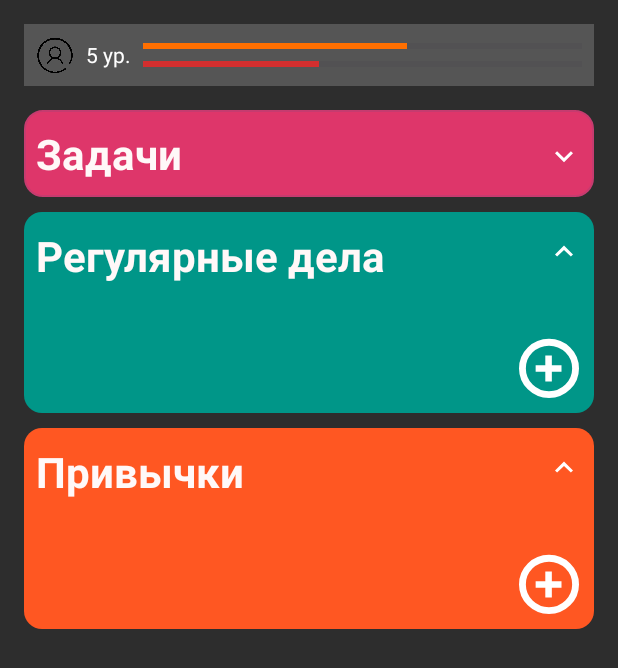
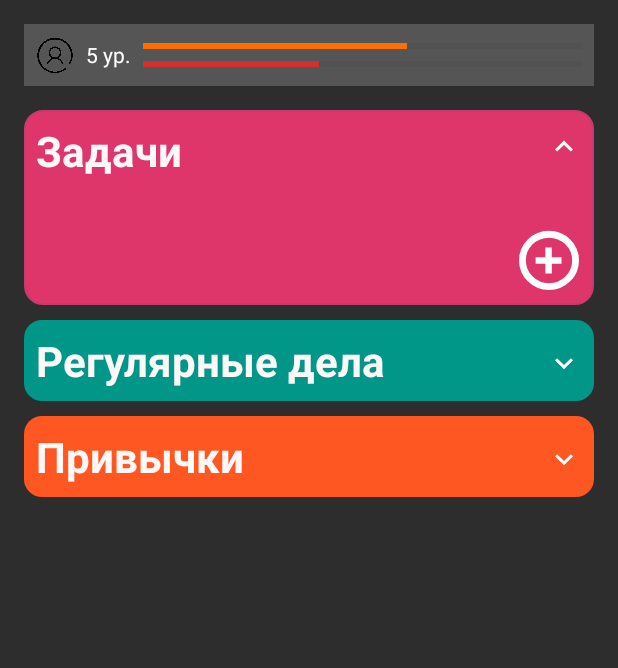
Before and after one commit to alphbta/Habit-Forge-app, an Android app: the screen it shows after launch (MainActivity), after a tap on "Toggle tasks", on a phone screen of 412 x 824 dp. Shown: the top 668 px of the screen. Run offline under Robolectric (Android 15) with nearby library versions, the light colour scheme and no system bars.

Commit message:
Добавил сворачивание для привычек и для регулярных задач. Также плавное сварачивание и разворачивание

```diff
--- a/app/src/main/java/com/alphbta/habitforge/MainActivity.kt
+++ b/app/src/main/java/com/alphbta/habitforge/MainActivity.kt
@@ -1,5 +1,6 @@
 package com.alphbta.habitforge
 
+import android.annotation.SuppressLint
 import android.app.Activity
 import android.os.Bundle
 import android.view.View
@@ -27,6 +28,7 @@ class MainActivity : AppCompatActivity() {
     private lateinit var charismaText: TextView
     private lateinit var addTaskLauncher: ActivityResultLauncher<Intent>
     private var isTasksExpanded = true
+    @SuppressLint("MissingInflatedId")
     override fun onCreate(savedInstanceState: Bundle?) {
         super.onCreate(savedInstanceState)
         setContentView(R.layout.activity_main)
@@ -52,39 +54,60 @@ class MainActivity : AppCompatActivity() {
             intent = Intent(this, AddTaskActivity::class.java)
             addTaskLauncher.launch(intent)
         }
-        val toggleTasks = findViewById<ImageView>(R.id.toggleTasks)
+        var isTasksExpanded = false
+        var isRegularExpanded = false
+        var isHabitsExpanded = false
+
+
         val tasksContent = findViewById<LinearLayout>(R.id.tasksContent)
+        val toggleTasksIcon = findViewById<ImageView>(R.id.toggleTasks)
+        tasksContent.visibility = View.GONE
+        toggleTasksIcon.setImageResource(R.drawable.ic_expand_more)
 
-        toggleTasks.setOnClickListener {
+        toggleTasksIcon.setOnClickListener {
             isTasksExpanded = !isTasksExpanded
-            tasksContent.visibility = if (isTasksExpanded) View.VISIBLE else View.GONE
-            toggleTasks.setImageResource(
-                if (isTasksExpanded) R.drawable.ic_expand_less else R.drawable.ic_expand_more
-            )
-        }
-        val toggleRegularTasks = findViewById<ImageView>(R.id.toggleRegularTasks)
-        val regularTasksContent = findViewById<LinearLayout>(R.id.regularTasksContent)
-        var isRegularTasksExpanded = true
-
-        toggleRegularTasks.setOnClickListener {
-            isRegularTasksExpanded = !isRegularTasksExpanded
-            regularTasksContent.visibility = if (isRegularTasksExpanded) View.VISIBLE else View.GONE
-            toggleRegularTasks.setImageResource(
-                if (isRegularTasksExpanded) R.drawable.ic_expand_less else R.drawable.ic_expand_more
-            )
+            if (isTasksExpanded) {
+                tasksContent.expand()
+                toggleTasksIcon.setImageResource(R.drawable.ic_expand_less)
+            } else {
+                tasksContent.collapse()
+                toggleTasksIcon.setImageResource(R.drawable.ic_expand_more)
+            }
         }
 
+        val regularContent = findViewById<LinearLayout>(R.id.regularContent)
+        val toggleRegular = findViewById<ImageView>(R.id.toggleRegular)
+        regularContent.visibility = View.GONE
+        toggleRegular.setImageResource(R.drawable.ic_expand_more)
+
+        toggleRegular.setOnClickListener {
+            isRegularExpanded = !isRegularExpanded
+            if (isRegularExpanded) {
+                regularContent.expand()
+                toggleRegular.setImageResource(R.drawable.ic_expand_less)
+            } else {
+                regularContent.collapse()
+                toggleRegular.setImageResource(R.drawable.ic_expand_more)
+            }
+        }
+
+
+        val habitsContent = findViewById<LinearLayout>(R.id.habitsContent)
         val toggleHabits = findViewById<ImageView>(R.id.toggleHabits)
-        val habitsContent = findViewById<LinearLayout>(R.id.habitsContent)
-        var isHabitsExpanded = true
+        habitsContent.visibility = View.GONE
+        toggleHabits.setImageResource(R.drawable.ic_expand_more)
 
         toggleHabits.setOnClickListener {
             isHabitsExpanded = !isHabitsExpanded
-            habitsContent.visibility = if (isHabitsExpanded) View.VISIBLE else View.GONE
-            toggleHabits.setImageResource(
-                if (isHabitsExpanded) R.drawable.ic_expand_less else R.drawable.ic_expand_more
-            )
+            if (isHabitsExpanded) {
+                habitsContent.expand()
+                toggleHabits.setImageResource(R.drawable.ic_expand_less)
+            } else {
+                habitsContent.collapse()
+                toggleHabits.setImageResource(R.drawable.ic_expand_more)
+            }
         }
+
 
 //        physique = findViewById(R.id.physique)
 //        intelligenceText = findViewById(R.id.intelligence)
@@ -116,4 +139,27 @@ class MainActivity : AppCompatActivity() {
         creativityText.text = "Творчество: ${stats["creativity"]}"
         charismaText.text = "Харизма: ${stats["charisma"]}"
     }
+
+
+    fun View.expand(duration: Long = 200) {
+        this.visibility = View.VISIBLE
+        this.alpha = 0f
+        this.translationY = -20f
+        animate()
+            .alpha(1f)
+            .translationY(0f)
+            .setDuration(duration)
+            .start()
+    }
+
+    fun View.collapse(duration: Long = 200) {
+        animate()
+            .alpha(0f)
+            .translationY(-20f)
+            .setDuration(duration)
+            .withEndAction {
+                this.visibility = View.GONE
+            }
+            .start()
+    }
 }
--- a/app/src/main/res/layout/activity_main.xml
+++ b/app/src/main/res/layout/activity_main.xml
@@ -3,12 +3,14 @@
     android:layout_width="match_parent"
     android:layout_height="match_parent"
     android:background="#2D2D2D">
+
     <LinearLayout
         android:orientation="vertical"
         android:background="#2D2D2D"
         android:layout_width="match_parent"
         android:layout_height="wrap_content"
         android:padding="16dp">
+
         <LinearLayout
             android:orientation="horizontal"
             android:layout_width="match_parent"
@@ -18,13 +20,11 @@
             android:gravity="center_vertical"
             android:layout_marginBottom="16dp">
 
-
             <ImageView
                 android:layout_width="25dp"
                 android:layout_height="25dp"
                 android:layout_marginEnd="8dp"
-                android:src= "@drawable/icon_menu"/>
-
+                android:src="@drawable/icon_menu" />
 
             <TextView
                 android:text="5 ур."
@@ -67,10 +67,7 @@
             <LinearLayout
                 android:layout_width="match_parent"
                 android:layout_height="wrap_content"
-                android:layout_marginStart="8dp"
-                android:layout_marginTop="10dp"
-                android:layout_marginEnd="8dp"
-                android:layout_marginBottom="10dp"
+                android:layout_margin="8dp"
                 android:gravity="center_vertical"
                 android:orientation="horizontal">
 
@@ -89,7 +86,7 @@
                     android:layout_width="24dp"
                     android:layout_height="24dp"
                     android:contentDescription="Toggle tasks"
-                    android:src="@drawable/ic_expand_less" />
+                    android:src="@drawable/ic_expand_more" />
             </LinearLayout>
 
             <LinearLayout
@@ -114,7 +111,7 @@
                     android:layout_gravity="end"
                     android:layout_marginEnd="10dp"
                     android:layout_marginBottom="10dp"
-                    android:layout_marginTop="16dp"/>
+                    android:layout_marginTop="16dp" />
             </LinearLayout>
         </LinearLayout>
 
@@ -128,33 +125,28 @@
             <LinearLayout
                 android:layout_width="match_parent"
                 android:layout_height="wrap_content"
-                android:layout_marginStart="8dp"
-                android:layout_marginTop="10dp"
-                android:layout_marginEnd="8dp"
-                android:layout_marginBottom="10dp"
+                android:layout_margin="8dp"
                 android:gravity="center_vertical"
                 android:orientation="horizontal">
 
                 <TextView
-                    android:id="@+id/regularTasksTitle"
                     android:layout_width="0dp"
                     android:layout_height="wrap_content"
-                    android:layout_weight="1"
                     android:text="Регулярные дела"
                     android:textSize="28sp"
                     android:textStyle="bold"
-                    android:textColor="#FFF8F8" />
+                    android:textColor="#FFF8F8"
+                    android:layout_weight="1" />
 
                 <ImageView
-                    android:id="@+id/toggleRegularTasks"
+                    android:id="@+id/toggleRegular"
                     android:layout_width="24dp"
                     android:layout_height="24dp"
-                    android:contentDescription="Toggle regular tasks"
-                    android:src="@drawable/ic_expand_less" />
+                    android:src="@drawable/ic_expand_more" />
             </LinearLayout>
 
             <LinearLayout
-                android:id="@+id/regularTasksContent"
+                android:id="@+id/regularContent"
                 android:layout_width="match_parent"
                 android:layout_height="wrap_content"
                 android:orientation="vertical">
@@ -165,7 +157,7 @@
                     android:layout_height="wrap_content"
                     android:layout_marginTop="10dp"
                     android:layout_marginStart="12dp"
-                    android:layout_marginEnd="12dp"/>
+                    android:layout_marginEnd="12dp" />
 
                 <ImageView
                     android:id="@+id/addRegularTask"
@@ -189,29 +181,24 @@
             <LinearLayout
                 android:layout_width="match_parent"
                 android:layout_height="wrap_content"
-                android:layout_marginStart="8dp"
-                android:layout_marginTop="10dp"
-                android:layout_marginEnd="8dp"
-                android:layout_marginBottom="10dp"
+                android:layout_margin="8dp"
                 android:gravity="center_vertical"
                 android:orientation="horizontal">
 
                 <TextView
-                    android:id="@+id/habitsTitle"
                     android:layout_width="0dp"
                     android:layout_height="wrap_content"
-                    android:layout_weight="1"
                     android:text="Привычки"
                     android:textSize="28sp"
                     android:textStyle="bold"
-                    android:textColor="#FFF8F8" />
+                    android:textColor="#FFF8F8"
+                    android:layout_weight="1" />
 
                 <ImageView
                     android:id="@+id/toggleHabits"
                     android:layout_width="24dp"
                     android:layout_height="24dp"
-                    android:contentDescription="Toggle habits"
-                    android:src="@drawable/ic_expand_less" />
+                    android:src="@drawable/ic_expand_more" />
             </LinearLayout>
 
             <LinearLayout
@@ -226,7 +213,7 @@
                     android:layout_height="wrap_content"
                     android:layout_marginTop="10dp"
                     android:layout_marginStart="12dp"
-                    android:layout_marginEnd="12dp"/>
+                    android:layout_marginEnd="12dp" />
 
                 <ImageView
                     android:id="@+id/addHabits"
@@ -236,9 +223,8 @@
                     android:layout_gravity="end"
                     android:layout_marginEnd="10dp"
                     android:layout_marginBottom="10dp"
-                    android:layout_marginTop="16dp"/>
+                    android:layout_marginTop="16dp" />
             </LinearLayout>
         </LinearLayout>
-
     </LinearLayout>
 </ScrollView>
```
